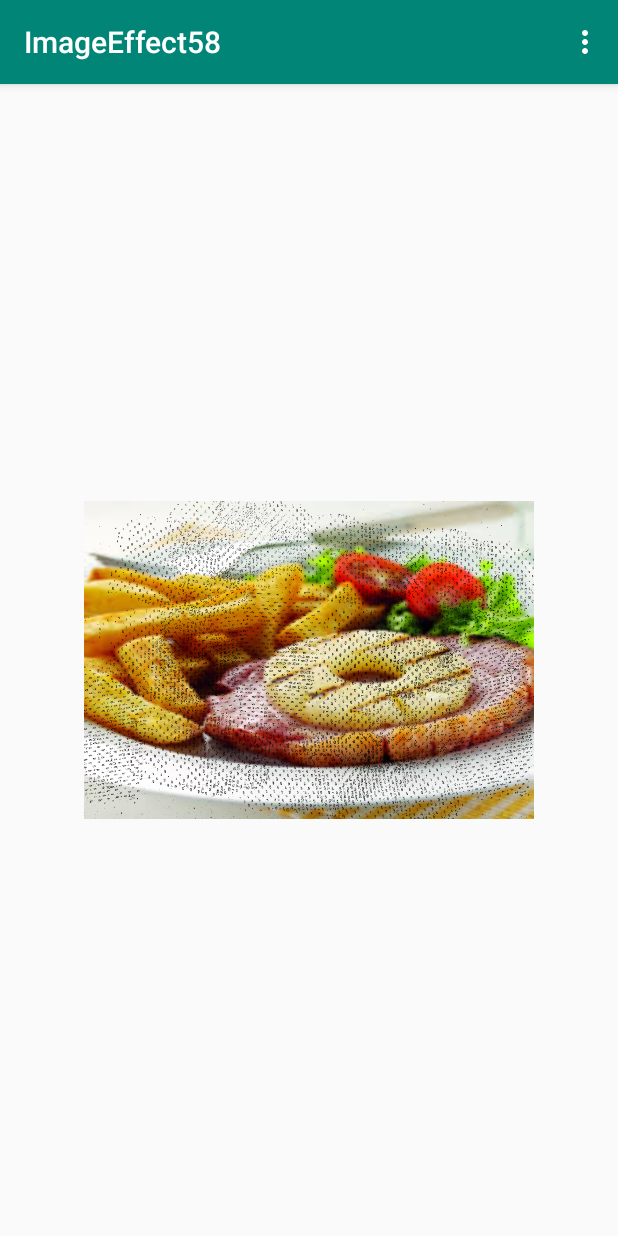
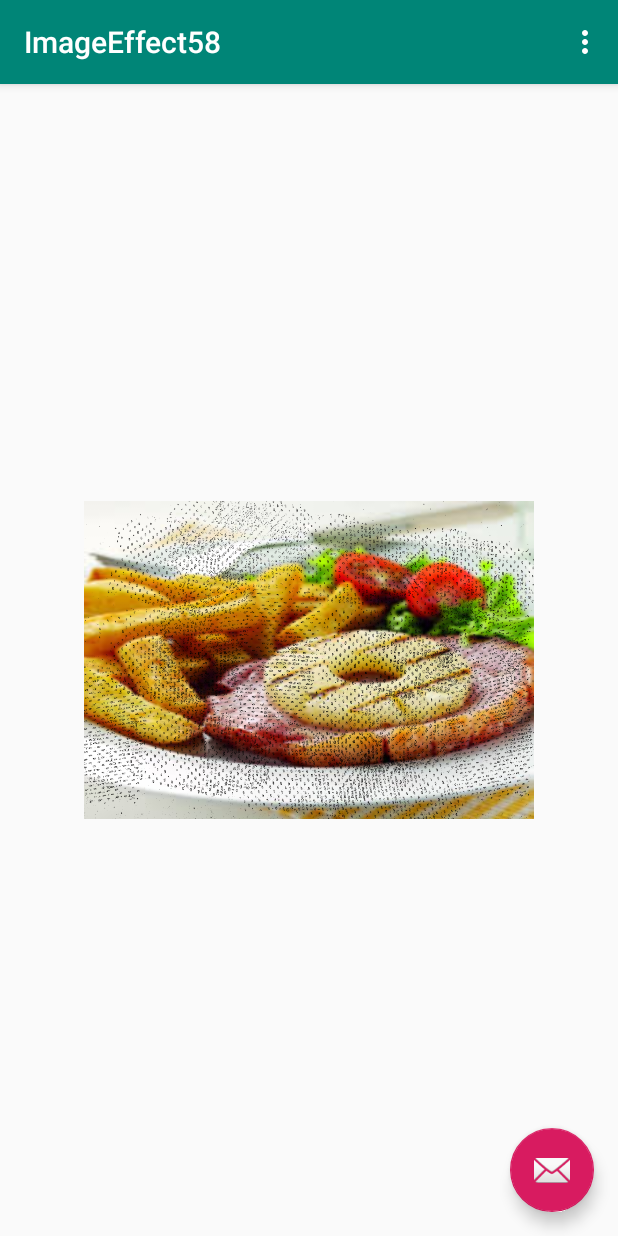
Before and after one commit to pjenkin/AndroidTutorial19ImageEffect58, an Android app: the screen it shows after launch (MainActivity), on a phone screen of 412 x 824 dp. Run offline under Robolectric (Android 15) with nearby library versions, the phone set to English and light mode, and no system bars.

Commit message:
60 An image file written to device gallery (aka MediaStore). Fixed 'bug' (ie lack of files in plain drawable) where version qualifier causing ResourceNotFound Exception.

```diff
--- a/app/src/main/AndroidManifest.xml
+++ b/app/src/main/AndroidManifest.xml
@@ -1,6 +1,8 @@
 <?xml version="1.0" encoding="utf-8"?>
 <manifest xmlns:android="http://schemas.android.com/apk/res/android"
     package="com.example.imageeffect58">
+
+    <uses-permission android:name="android.permission.WRITE_EXTERNAL_STORAGE" />﻿
 
     <application
         android:allowBackup="true"
--- a/app/src/main/java/com/example/imageeffect58/MainActivity.java
+++ b/app/src/main/java/com/example/imageeffect58/MainActivity.java
@@ -6,14 +6,15 @@ import android.graphics.drawable.BitmapDrawable;
 import android.graphics.drawable.Drawable;
 import android.graphics.drawable.LayerDrawable;
 import android.os.Bundle;
+import android.provider.MediaStore;
 import android.support.design.widget.FloatingActionButton;
 import android.support.design.widget.Snackbar;
 import android.support.v4.content.ContextCompat;
 import android.support.v7.app.AppCompatActivity;
 import android.support.v7.widget.Toolbar;
-import android.view.View;
 import android.view.Menu;
 import android.view.MenuItem;
+import android.view.View;
 import android.widget.ImageView;
 
 public class MainActivity extends AppCompatActivity {
@@ -29,33 +30,50 @@ public class MainActivity extends AppCompatActivity {
         Toolbar toolbar = findViewById(R.id.toolbar);
         setSupportActionBar(toolbar);
 
+
+                FloatingActionButton fab = findViewById(R.id.fab);
+        fab.setOnClickListener(new View.OnClickListener() {
+            @Override
+            public void onClick(View view) {
+                Snackbar.make(view, "Replace with your own action", Snackbar.LENGTH_LONG)
+                        .setAction("Action", null).show();
+            }
+        });
+
+
         // image processing in order to perform effect on image
         imageView = (ImageView) findViewById(R.id.image_view);
 
-        /*
+
+        // combine layers (image and texture) in order to get an effect
+        Drawable[] layers = new Drawable[2];
+        layers[0] = ContextCompat.getDrawable(this, R.drawable.tommy_tucker);
+//        layers[0] = getResources().getDrawable( R.drawable.tommy_tucker);
+        // NB getResources().getDrawable deprecated https://stackoverflow.com/q/29041027/11365317
+        layers[1] = ContextCompat.getDrawable(this,
+                R.drawable.grunge);
+        // the 'effects' image must be somewhat transparent at least in parts (alpha < 1)
+        LayerDrawable layerDrawable = new LayerDrawable(layers);
+        // combine the layers in a new layerdrawable
+        imageView.setImageDrawable(layerDrawable);
+
+
         // commented out to do layering, not inverting (60)
 
-//        image_drawable = getDrawable(R.drawable.tommy_tucker);
-        image_drawable = getResources().getDrawable(R.drawable.tommy_tucker);
+        // invert the image
+        image_drawable = ContextCompat.getDrawable(this, R.drawable.tommy_tucker);
+//        image_drawable = getResources().getDrawable(R.drawable.tommy_tucker);
         // NB getResources().getDrawable deprecated https://stackoverflow.com/q/29041027/11365317
         // however, minimum API level 17 (my phone) so can't use just getDrawable alone
 
         image_bitmap = ((BitmapDrawable) image_drawable).getBitmap();
         // get the manipulable bitmap of the image
         Bitmap newImage = invertImage(image_bitmap);
-        imageView.setImageBitmap(newImage);
-        */
+//        imageView.setImageBitmap(newImage);
 
-        // combine layers (image and texture) in order to get an effect
-        Drawable[] layers = new Drawable[2];
-        layers[0] = ContextCompat.getDrawable(this, R.drawable.tommy_tucker);
-        // NB getResources().getDrawable deprecated https://stackoverflow.com/q/29041027/11365317
-        layers[1] = ContextCompat.getDrawable(this,
-                R.drawable.grunge_overlay_texture_2_12_1024x725);
-        // the 'effects' image must be somewhat transparent at least in parts (alpha < 1)
-        LayerDrawable layerDrawable = new LayerDrawable(layers);
-        // combine the layers in a new layerdrawable
-        imageView.setImageDrawable(layerDrawable);
+
+        MediaStore.Images.Media.insertImage(getContentResolver(), newImage, "Inverted", "An inverted image");
+        // Save the inverted image to the device gallery
 
     }
 
--- a/app/src/main/res/layout/activity_main.xml
+++ b/app/src/main/res/layout/activity_main.xml
@@ -21,6 +21,13 @@
     </android.support.design.widget.AppBarLayout>
 
     <include layout="@layout/content_main" />
+    <android.support.design.widget.FloatingActionButton
+        android:id="@+id/fab"
+        android:layout_width="wrap_content"
+        android:layout_height="wrap_content"
+        android:layout_gravity="bottom|end"
+        android:layout_margin="@dimen/fab_margin"
+        app:srcCompat="@android:drawable/ic_dialog_email" />
 
 
 </android.support.design.widget.CoordinatorLayout>
--- a/app/src/main/res/layout/content_main.xml
+++ b/app/src/main/res/layout/content_main.xml
@@ -16,6 +16,5 @@
         app:layout_constraintEnd_toEndOf="parent"
         app:layout_constraintHorizontal_bias="0.5"
         app:layout_constraintStart_toStartOf="parent"
-        app:layout_constraintTop_toTopOf="parent"
-        app:srcCompat="@drawable/tommy_tucker" />
+        app:layout_constraintTop_toTopOf="parent" />
 </android.support.constraint.ConstraintLayout>
```
Also changed, not shown: app/src/main/res/drawable-v24/grunge.png (renamed from app/src/main/res/drawable-v24/grunge_overlay_texture_2_12_1024x725.png), app/src/main/res/drawable/grunge.png (added), app/src/main/res/drawable/tommy_tucker.jpg (added).
